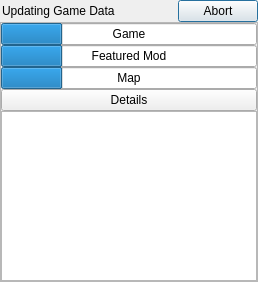
Old version of the form res/fa/updater/updater.ui in the repository FAForever/client.
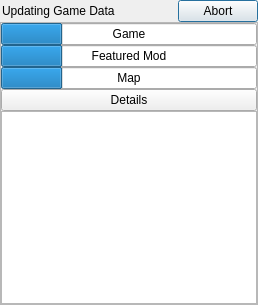
New version of the form.

```diff
--- a/res/fa/updater/updater.ui
+++ b/res/fa/updater/updater.ui
@@ -7,7 +7,7 @@
     <x>0</x>
     <y>0</y>
     <width>258</width>
-    <height>282</height>
+    <height>305</height>
    </rect>
   </property>
   <property name="sizePolicy">
```
